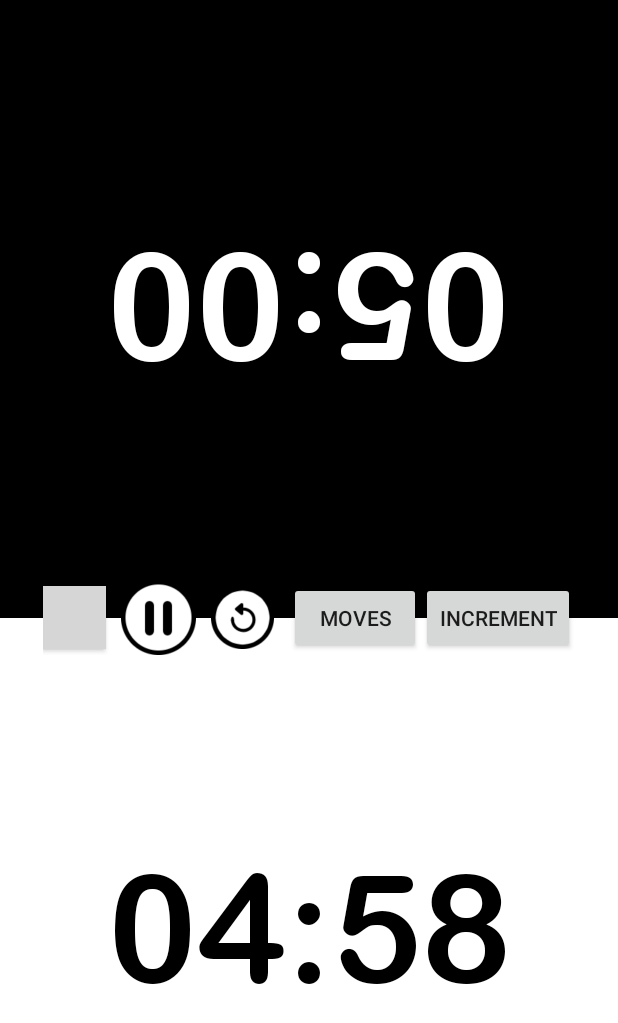
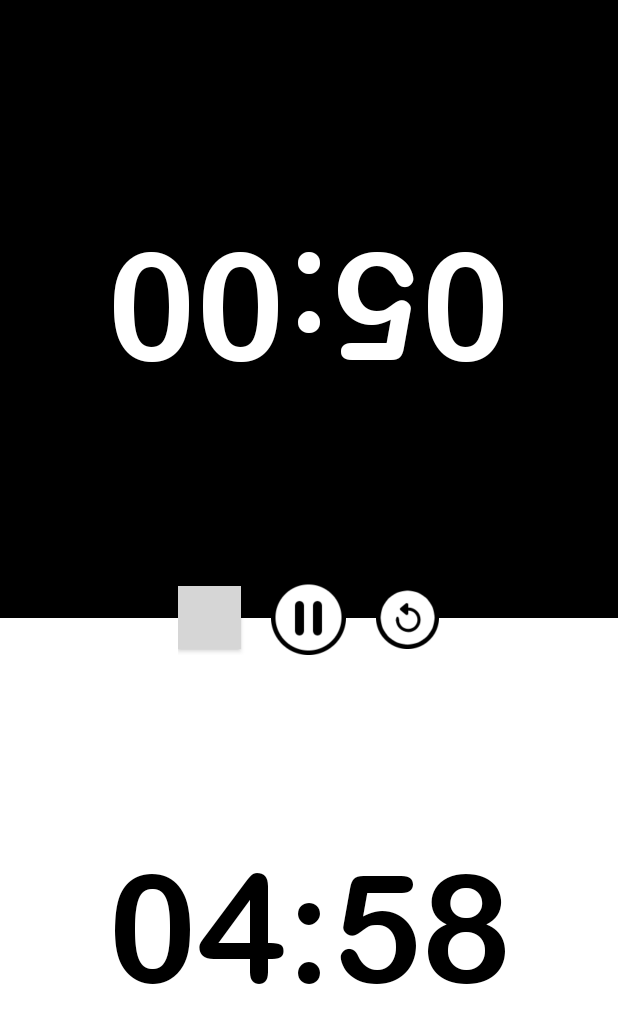
Before and after one commit to lhlavati/ChessTimer, an Android app: the screen it shows after launch (MainActivity), after a tap on "05:00", on a phone screen of 412 x 824 dp. Shown: the top 1023 px of the screen. Run offline under Robolectric (Android 15) with nearby library versions, the phone set to English and light mode, and no system bars; grey boxes are pictures that could not be loaded.

Commit message:
Reverted last commit

```diff
--- a/app/src/main/AndroidManifest.xml
+++ b/app/src/main/AndroidManifest.xml
@@ -9,8 +9,6 @@
         android:roundIcon="@mipmap/chesstimerlogo"
         android:supportsRtl="true"
         android:theme="@style/AppTheme.Launcher">
-        <activity android:name=".Increment"></activity>
-        <activity android:name=".Moves" />
         <activity android:name=".MainActivity">
             <intent-filter>
                 <action android:name="android.intent.action.MAIN" />
--- a/app/src/main/java/luka/ferit/myapplication/MainActivity.java
+++ b/app/src/main/java/luka/ferit/myapplication/MainActivity.java
@@ -23,19 +23,11 @@ import java.util.concurrent.TimeUnit;
 
 public class MainActivity extends AppCompatActivity {
 
-    public static final String WHITE = "white_moves";
-    public static final String BLACK = "black_moves";
-
     private long START_TIME_IN_MILLIS = 300000;
     private long toMillis;
-    int whiteMoves = 0;
-    int blackMoves = 0;
-    int increment = 0;
 
     private TextView mTextViewWhite;
     private TextView mTextViewBlack;
-    private Button mButtonIncrement;
-    private Button mButtonMoves;
     private Button mButtonStartPause;
     private Button mButtonReset;
     private Button mButtonSettings;
@@ -66,16 +58,12 @@ public class MainActivity extends AppCompatActivity {
             @Override
             public void onClick(View v) {
                 startBlackTimer();
-                mTimeLeftInMillisWhite += increment;
-                updateWhiteTimer();
             }
         });
         mBlackLayout.setOnClickListener(new View.OnClickListener() {
             @Override
             public void onClick(View v) {
                 startWhiteTimer();
-                mTimeLeftInMillisBlack += increment;
-                updateBlackTimer();
             }
         });
         mButtonReset = findViewById(R.id.buttonRestart);
@@ -100,47 +88,11 @@ public class MainActivity extends AppCompatActivity {
         });
         mButtonSettings = findViewById(R.id.buttonSettings);
         mButtonSettings.setOnClickListener(new View.OnClickListener() {
-        @Override
-        public void onClick(View v) {
-            settings();
-        }
-    });
-        mButtonIncrement = findViewById(R.id.buttonIncrement);
-        mButtonIncrement.setOnClickListener(new View.OnClickListener() {
             @Override
             public void onClick(View v) {
-                openThirdActivity();
+                settings();
             }
         });
-        mButtonMoves = findViewById(R.id.buttonMoves);
-        mButtonMoves.setOnClickListener(new View.OnClickListener() {
-            @Override
-            public void onClick(View v) {
-                openSecondActivity();
-            }
-        });
-    }
-
-    private void openSecondActivity(){
-        Intent intent = new Intent(this, Moves.class);
-        intent.putExtra(WHITE, whiteMoves);
-        intent.putExtra(BLACK, blackMoves);
-        startActivity(intent);
-    }
-
-    private void openThirdActivity(){
-        Intent intent = new Intent(this, Increment.class);
-        startActivityForResult(intent, 1);
-    }
-
-    @Override
-    protected void onActivityResult(int requestCode, int resultCode, @Nullable Intent data) {
-        super.onActivityResult(requestCode, resultCode, data);
-        if(requestCode == 1 && resultCode == RESULT_OK){
-            assert data != null;
-            int result = data.getIntExtra("result", 0);
-            increment = result * 1000;
-        }
     }
 
     private void startWhiteTimer(){
@@ -148,7 +100,6 @@ public class MainActivity extends AppCompatActivity {
 
         if(mTimerRunningWhite) return;
 
-        whiteMoves++;
         mTimerRunningWhite = true;
         mWhiteLastToPlay = true;
 
@@ -195,7 +146,6 @@ public class MainActivity extends AppCompatActivity {
 
         if(mTimerRunningBlack) return;
 
-        blackMoves++;
         mTimerRunningBlack = true;
         mWhiteLastToPlay = false;
 
--- a/app/src/main/res/layout/activity_main.xml
+++ b/app/src/main/res/layout/activity_main.xml
@@ -83,8 +83,8 @@
             android:id="@+id/buttonStartPause"
             android:layout_width="50dp"
             android:layout_height="50dp"
-            android:layout_marginLeft="10dp"
-            android:layout_marginRight="10dp"
+            android:layout_marginLeft="20dp"
+            android:layout_marginRight="20dp"
             android:background="@drawable/play" />
 
         <Button
@@ -93,19 +93,6 @@
             android:layout_height="42dp"
             android:background="@drawable/restart" />
 
-        <Button
-            android:id="@+id/buttonMoves"
-            android:layout_width="wrap_content"
-            android:layout_height="wrap_content"
-            android:layout_marginStart="10dp"
-            android:text="MOVES"/>
-
-        <Button
-            android:id="@+id/buttonIncrement"
-            android:layout_width="wrap_content"
-            android:layout_height="wrap_content"
-            android:text="INCREMENT"/>
-
     </LinearLayout>
 
 </RelativeLayout>
```
Also changed, not shown: app/src/main/java/luka/ferit/myapplication/Increment.java (deleted, +0 -33 lines), app/src/main/java/luka/ferit/myapplication/Moves.java (deleted, +0 -31 lines), app/src/main/res/drawable/selector.xml (deleted, +0 -17 lines), app/src/main/res/layout/activity_increment.xml (deleted, +0 -46 lines), app/src/main/res/layout/moves.xml (deleted, +0 -69 lines), app/src/main/res/drawable/chessboard.png (deleted).
